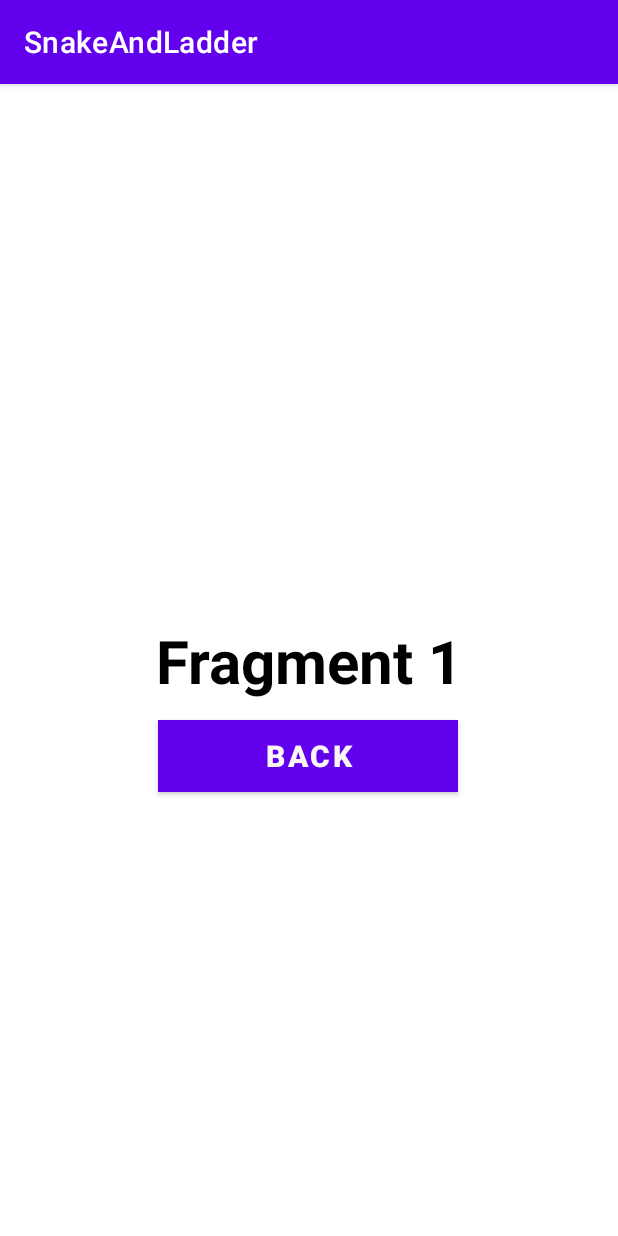
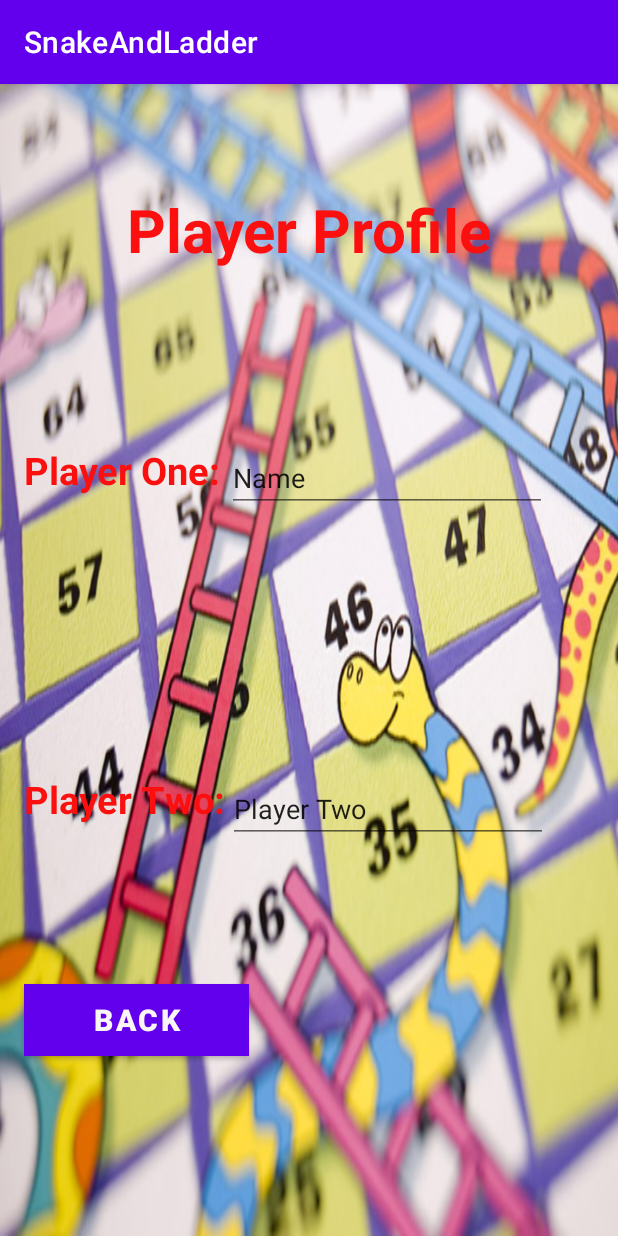
Before and after one commit to NonieLacra/SnakeAndLadder, an Android app: the Fragment1 screen opened through its navigation route, on a phone screen of 412 x 824 dp. Run offline under Robolectric (Android 15) with nearby library versions, the light colour scheme and no system bars.

Commit message:
design sa play -> user profile

```diff
--- a/app/src/main/res/layout/fragment_1.xml
+++ b/app/src/main/res/layout/fragment_1.xml
@@ -3,37 +3,99 @@
     xmlns:tools="http://schemas.android.com/tools"
     android:layout_width="match_parent"
     android:layout_height="match_parent"
+    android:background="@drawable/bg"
     xmlns:app="http://schemas.android.com/apk/res-auto"
     tools:context=".Fragment1">
 
     <!-- TODO: Update blank fragment layout -->
+
+
     <TextView
         android:id="@+id/fragment1Title"
         android:layout_width="wrap_content"
         android:layout_height="wrap_content"
-        android:text="Fragment 1"
+        android:text="Player Profile"
+        android:textColor="@color/red"
         android:textSize="40sp"
         android:textStyle="bold"
-        android:textColor="@color/black"
-        app:layout_constraintTop_toTopOf="parent"
         app:layout_constraintBottom_toBottomOf="parent"
         app:layout_constraintLeft_toLeftOf="parent"
         app:layout_constraintRight_toRightOf="parent"
-        />
+        app:layout_constraintTop_toTopOf="parent"
+        app:layout_constraintVertical_bias="0.098" />
 
     <Button
         android:id="@+id/backBtn1"
-        android:layout_width="200dp"
+        android:layout_width="150dp"
         android:layout_height="wrap_content"
-        android:layout_marginTop="424dp"
+        android:layout_marginTop="600dp"
         android:background="@color/black"
         android:text="BACK"
         android:textColor="#FAF6F6"
         android:textSize="20sp"
         android:textStyle="bold"
-        app:layout_constraintHorizontal_bias="0.497"
+        app:layout_constraintHorizontal_bias="0.061"
         app:layout_constraintLeft_toLeftOf="parent"
         app:layout_constraintRight_toRightOf="parent"
         app:layout_constraintTop_toTopOf="parent" />
 
+    <EditText
+        android:id="@+id/player1_field"
+        android:layout_width="wrap_content"
+        android:layout_height="wrap_content"
+        android:ems="10"
+        android:inputType="textPersonName"
+        android:text="Name"
+        app:layout_constraintBottom_toBottomOf="parent"
+        app:layout_constraintHorizontal_bias="0.761"
+        app:layout_constraintLeft_toLeftOf="parent"
+        app:layout_constraintRight_toRightOf="parent"
+        app:layout_constraintTop_toTopOf="parent"
+        app:layout_constraintVertical_bias="0.332" />
+
+    <EditText
+        android:id="@+id/player2_field"
+        android:layout_width="wrap_content"
+        android:layout_height="wrap_content"
+        android:ems="10"
+        android:inputType="textPersonName"
+        android:text="Player Two"
+        app:layout_constraintBottom_toBottomOf="parent"
+        app:layout_constraintHorizontal_bias="0.766"
+        app:layout_constraintLeft_toLeftOf="parent"
+        app:layout_constraintRight_toRightOf="parent"
+        app:layout_constraintTop_toTopOf="parent"
+        app:layout_constraintVertical_bias="0.637" />
+
+    <TextView
+        android:id="@+id/player1_title"
+        android:layout_width="wrap_content"
+        android:layout_height="wrap_content"
+        android:text="Player One:"
+        android:textColor="@color/red"
+        android:textSize="25sp"
+        android:textStyle="bold"
+        app:layout_constraintBottom_toBottomOf="parent"
+        app:layout_constraintHorizontal_bias="0.056"
+        app:layout_constraintLeft_toLeftOf="parent"
+        app:layout_constraintRight_toRightOf="parent"
+        app:layout_constraintTop_toTopOf="parent"
+        app:layout_constraintVertical_bias="0.327" />
+
+    <TextView
+        android:id="@+id/player2_title"
+        android:layout_width="wrap_content"
+        android:layout_height="wrap_content"
+        android:text="Player Two:"
+        android:textColor="@color/red"
+        android:textSize="25sp"
+        android:textStyle="bold"
+        app:layout_constraintBottom_toBottomOf="parent"
+        app:layout_constraintHorizontal_bias="0.057"
+        app:layout_constraintLeft_toLeftOf="parent"
+        app:layout_constraintRight_toRightOf="parent"
+        app:layout_constraintTop_toTopOf="parent"
+        app:layout_constraintVertical_bias="0.626" />
+
+
 </androidx.constraintlayout.widget.ConstraintLayout>
--- a/app/src/main/res/values/colors.xml
+++ b/app/src/main/res/values/colors.xml
@@ -7,5 +7,5 @@
     <color name="teal_700">#FF018786</color>
     <color name="black">#FF000000</color>
     <color name="white">#FFFFFFFF</color>
-    <color name="Accent">#0FFBC5</color>
+    <color name="red">#FB0F0F</color>
 </resources>
```
